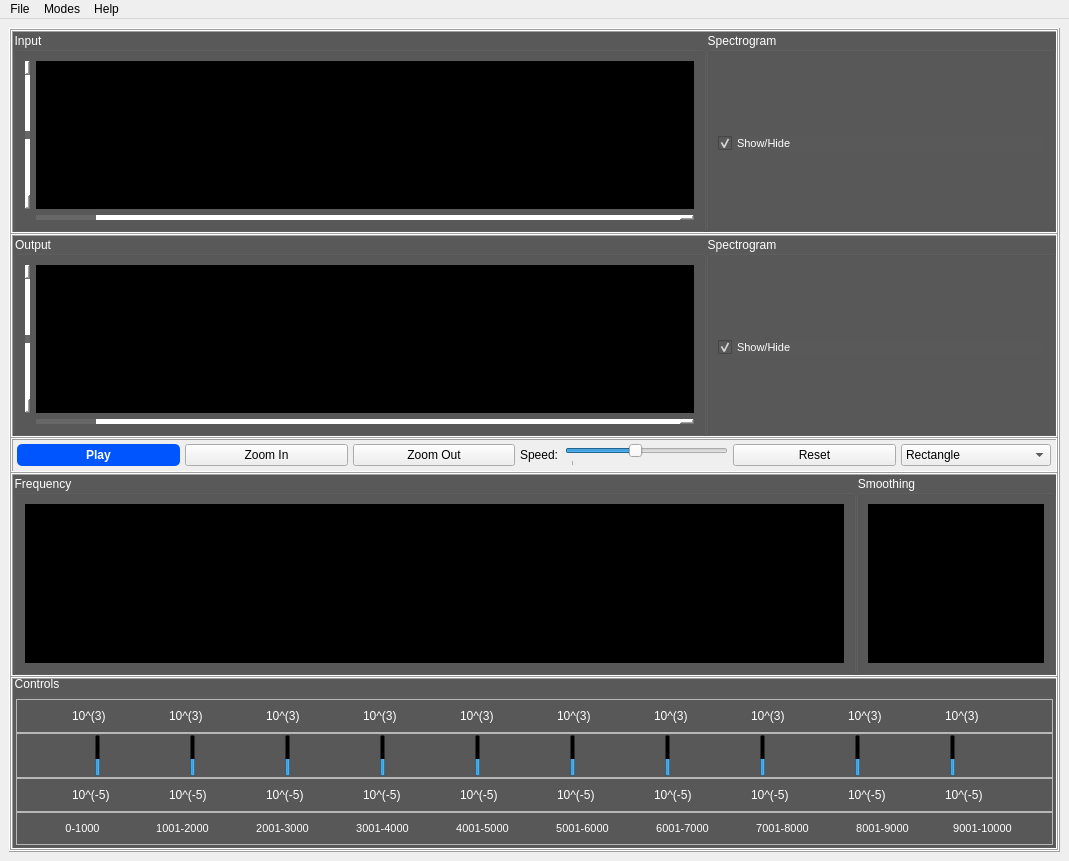
Qt form task3.ui (OmarAtef0/Signal-Equalizer) before a commit.
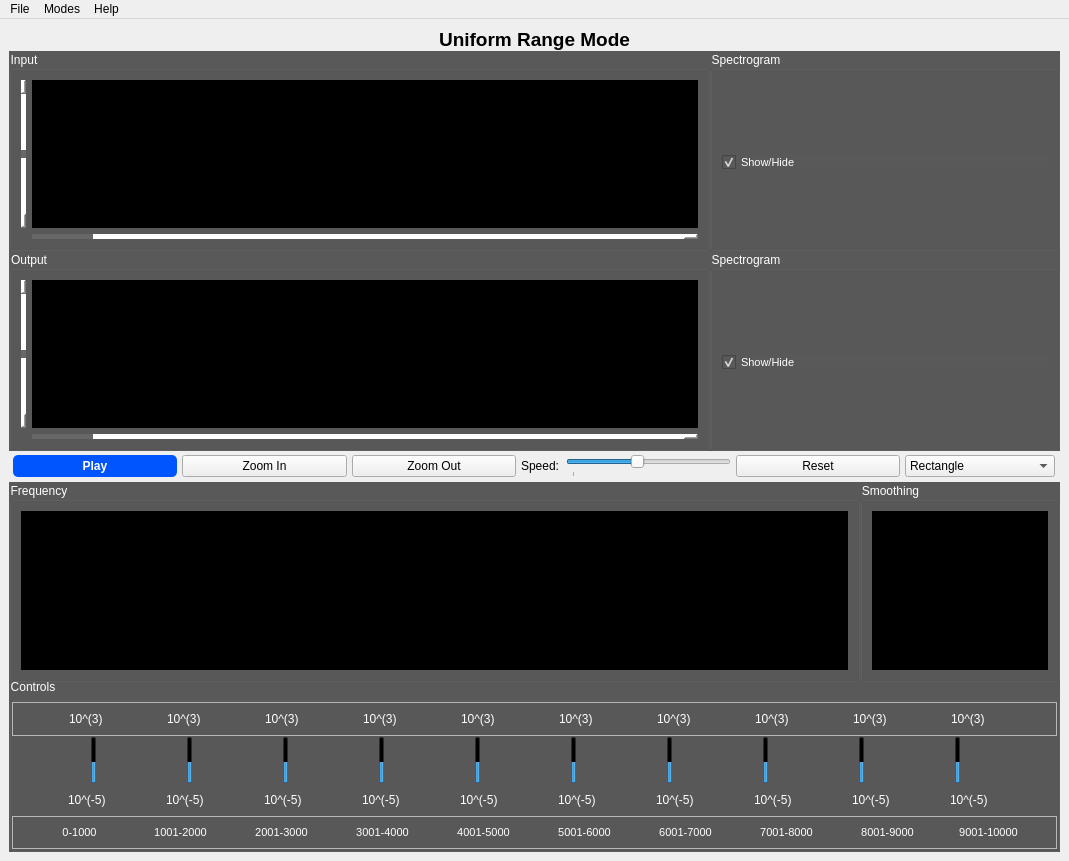
The same form after that commit. Custom widgets are drawn as their Qt base class.

```diff
--- a/task3.ui
+++ b/task3.ui
@@ -13,6 +13,9 @@
   <property name="windowTitle">
    <string>MainWindow</string>
   </property>
+  <property name="styleSheet">
+   <string notr="true"/>
+  </property>
   <widget class="QWidget" name="centralwidget">
    <layout class="QHBoxLayout" name="horizontalLayout">
     <item>
@@ -24,7 +27,7 @@
        </sizepolicy>
       </property>
       <property name="frameShape">
-       <enum>QFrame::Box</enum>
+       <enum>QFrame::NoFrame</enum>
       </property>
       <property name="frameShadow">
        <enum>QFrame::Raised</enum>
@@ -48,6 +51,22 @@
        <property name="bottomMargin">
         <number>0</number>
        </property>
+       <item>
+        <widget class="QLabel" name="mode_title">
+         <property name="font">
+          <font>
+           <pointsize>14</pointsize>
+           <bold>true</bold>
+          </font>
+         </property>
+         <property name="text">
+          <string>Uniform Range Mode</string>
+         </property>
+         <property name="alignment">
+          <set>Qt::AlignCenter</set>
+         </property>
+        </widget>
+       </item>
        <item>
         <widget class="QFrame" name="time_input">
          <property name="maximumSize">
@@ -57,7 +76,7 @@
           </size>
          </property>
          <property name="frameShape">
-          <enum>QFrame::Box</enum>
+          <enum>QFrame::NoFrame</enum>
          </property>
          <property name="frameShadow">
           <enum>QFrame::Raised</enum>
@@ -294,7 +313,7 @@
           </size>
          </property>
          <property name="frameShape">
-          <enum>QFrame::Box</enum>
+          <enum>QFrame::NoFrame</enum>
          </property>
          <property name="frameShadow">
           <enum>QFrame::Raised</enum>
@@ -525,7 +544,7 @@
           </size>
          </property>
          <property name="frameShape">
-          <enum>QFrame::Box</enum>
+          <enum>QFrame::NoFrame</enum>
          </property>
          <property name="frameShadow">
           <enum>QFrame::Raised</enum>
@@ -775,7 +794,7 @@
           </size>
          </property>
          <property name="frameShape">
-          <enum>QFrame::Box</enum>
+          <enum>QFrame::NoFrame</enum>
          </property>
          <property name="frameShadow">
           <enum>QFrame::Raised</enum>
@@ -904,11 +923,11 @@
          <property name="maximumSize">
           <size>
            <width>16777215</width>
-           <height>16777215</height>
+           <height>400</height>
           </size>
          </property>
          <property name="frameShape">
-          <enum>QFrame::Box</enum>
+          <enum>QFrame::NoFrame</enum>
          </property>
          <property name="frameShadow">
           <enum>QFrame::Raised</enum>
@@ -946,7 +965,7 @@
             <property name="maximumSize">
              <size>
               <width>16777215</width>
-              <height>16777215</height>
+              <height>300</height>
              </size>
             </property>
             <property name="styleSheet">
@@ -1275,7 +1294,7 @@
              <item>
               <widget class="QFrame" name="frame_4">
                <property name="frameShape">
-                <enum>QFrame::StyledPanel</enum>
+                <enum>QFrame::NoFrame</enum>
                </property>
                <property name="frameShadow">
                 <enum>QFrame::Raised</enum>
@@ -1801,7 +1820,7 @@
              <item>
               <widget class="QFrame" name="frame_3">
                <property name="frameShape">
-                <enum>QFrame::StyledPanel</enum>
+                <enum>QFrame::NoFrame</enum>
                </property>
                <property name="frameShadow">
                 <enum>QFrame::Raised</enum>
```
Left out of the diff: 76 changed lines with no effect on the pictures.
